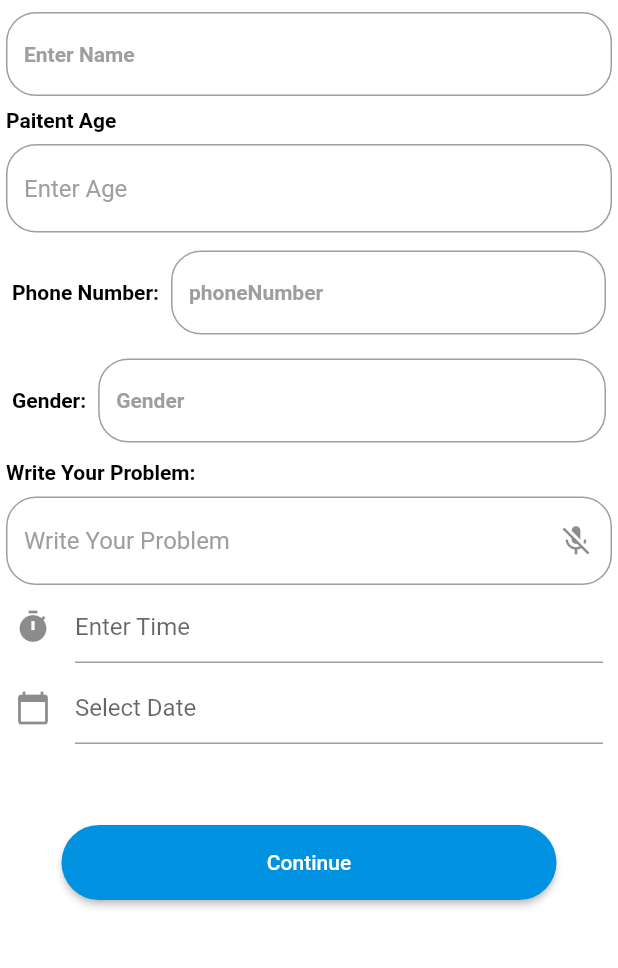
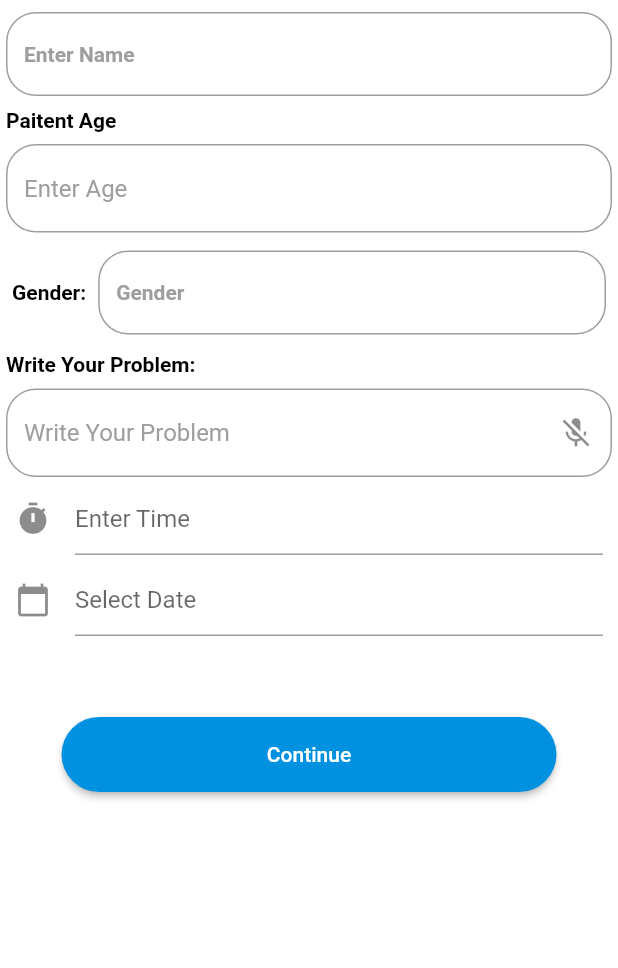
Before and after one commit to fwdAndroid/practo_paitient, a Flutter app: the PaitnetsDetails screen opened directly with empty values, on a phone screen of 412 x 824 dp, the part 114-1082 px from its top. Run offline on Flutter 3.47's test engine with Material 2 defaults, Android fonts, the phone set to English and light mode, and no system bars; our stand-ins replace bottom_navy_bar, cached_network_image, cloud_firestore, country_code_picker, file_picker, firebase_auth and 10 more; missing offline and left inert: booking_calendar, calender_picker, flutter_share, phone_form_field; accounts and stored records are empty.

Commit message:
FIle Picker and Phone Nimber Removed

```diff
--- a/lib/bottompages/setting.dart
+++ b/lib/bottompages/setting.dart
@@ -3,6 +3,7 @@ import 'package:cloud_firestore/cloud_firestore.dart';
 import 'package:firebase_auth/firebase_auth.dart';
 import 'package:flutter/material.dart';
 import 'package:practo_paitient/auth/continuephone.dart';
+import 'package:practo_paitient/auth/mainauth.dart';
 import 'package:practo_paitient/notification/notifications.dart';
 import 'package:practo_paitient/profile/edit_setting.dart';
 import 'package:flutter_share/flutter_share.dart';
@@ -210,7 +211,7 @@ class _SettingState extends State<Setting> {
                     Navigator.pushReplacement(
                         context,
                         MaterialPageRoute(
-                            builder: (builder) => ContinuePhone()))
+                            builder: (builder) => MainAuth()))
                   });
             })
           ],
--- a/lib/database/databasemethods.dart
+++ b/lib/database/databasemethods.dart
@@ -123,7 +123,6 @@ class DatabaseMethods {
       String? hospitalName,
       String? hospitalAddress,
       String? hospitalEmail,
-      String? phoneNumber,
       String? doctorId,
       String? uid,
       String? doctorName}) async {
@@ -144,7 +143,6 @@ class DatabaseMethods {
         date: date.toString(),
         time: time.toString(),
         doctorName: doctorName.toString(),
-        phoneNumber: phoneNumber.toString(),
       );
 
       var dooc = Uuid().v1();
--- a/lib/doctors/appointment/paitent_detaills.dart
+++ b/lib/doctors/appointment/paitent_detaills.dart
@@ -144,43 +144,7 @@ class _PaitnetsDetailsState extends State<PaitnetsDetails> {
                       ),
                     ),
                   ),
-                  Padding(
-                    padding: const EdgeInsets.all(4.0),
-                    child: Row(
-                      children: [
-                        Padding(
-                          padding: const EdgeInsets.all(4.0),
-                          child: Text(
-                            "Phone Number:",
-                            style: TextStyle(
-                                color: Colors.black,
-                                fontWeight: FontWeight.bold,
-                                fontSize: 14),
-                          ),
-                        ),
-                        Expanded(
-                          child: Padding(
-                            padding: const EdgeInsets.all(4.0),
-                            child: TextField(
-                              controller: phoneController,
-                              decoration: InputDecoration(
-                                hintText: 'phoneNumber',
-                                hintStyle: TextStyle(color: Colors.grey),
-                                border: OutlineInputBorder(
-                                  borderRadius:
-                                      BorderRadius.all(Radius.circular(20.0)),
-                                ),
-                              ),
-                              style: TextStyle(
-                                  color: Colors.black,
-                                  fontWeight: FontWeight.bold,
-                                  fontSize: 14),
-                            ),
-                          ),
-                        ),
-                      ],
-                    ),
-                  ),
+
                   Padding(
                     padding: const EdgeInsets.all(4.0),
                     child: Row(
@@ -371,7 +335,6 @@ class _PaitnetsDetailsState extends State<PaitnetsDetails> {
         age: age.text,
         name: nameController.text,
         gender: genderController.text,
-        phoneNumber: phoneController.text,
         uid: FirebaseAuth.instance.currentUser!.uid,
         doctorId: widget.id,
         doctorName: widget.doctorName
--- a/lib/hospitals/hospital_detail.dart
+++ b/lib/hospitals/hospital_detail.dart
@@ -327,7 +327,6 @@ class _Hospital_DetailsState extends State<Hospital_Details> {
         age: age.text,
         name: nameController.text,
         gender: genderController.text,
-        phoneNumber: phoneController.text,
         uid: FirebaseAuth.instance.currentUser!.uid,
         hospitalId: widget.id,
         hospitalName: widget.hospitalName
--- a/lib/models/appointment_model.dart
+++ b/lib/models/appointment_model.dart
@@ -14,7 +14,6 @@ class Appointmentmodel {
   final String? hospitalAddress;
   final String? hospitalName;
   final String? time;
-  final String phoneNumber;
   final String doctorName;
 
   Appointmentmodel(
@@ -30,7 +29,6 @@ class Appointmentmodel {
       required this.age,
       required this.date,
       required this.time,
-      required this.phoneNumber,
       required this.doctorName});
 
   ///Converting OBject into Json Object
@@ -47,7 +45,6 @@ class Appointmentmodel {
         'doctorid': doctorid,
         'date': date,
         'time': time,
-        'phoneNumber': phoneNumber,
         'doctorName': doctorName
       };
 
@@ -67,7 +64,6 @@ class Appointmentmodel {
         age: snapshot['age'] ?? '',
         date: snapshot['date'] ?? '',
         time: snapshot['time'] ?? '',
-        phoneNumber: snapshot['phoneNumber'] ?? '',
         doctorName: snapshot['doctorName'] ?? '');
   }
 }
--- a/pubspec.yaml
+++ b/pubspec.yaml
@@ -29,11 +29,13 @@ environment:
 dependencies:
   booking_calendar: ^1.1.6
   bottom_navy_bar: ^6.0.0
+  cached_network_image: ^3.2.3
   calender_picker: ^1.0.7
   carousel_slider: ^4.1.1
   cloud_firestore: ^3.5.0
   country_code_picker: ^2.0.2
   cupertino_icons: ^1.0.2
+  file_picker: ^5.2.3
   firebase_auth: ^3.11.0
   firebase_core: ^1.24.0
   firebase_storage: ^10.3.10
@@ -44,6 +46,7 @@ dependencies:
   flutter_share: ^2.0.0
   flutter_tabler_icons: ^1.1.2
   form_field_validator: ^1.1.0
+  get: ^4.6.5
   google_fonts: ^3.0.1
   google_nav_bar: ^5.0.6
   google_sign_in: ^5.4.2
@@ -53,6 +56,7 @@ dependencies:
   phone_form_field: ^7.0.2
   pin_code_fields: ^7.4.0
   quick_actions: ^1.0.1
+  shared_preferences: ^2.0.15
   speech_to_text: ^6.1.0
   toast: ^0.3.0
   typicons_flutter: ^0.5.0
```
Also changed, not shown: lib/doctors/appointment/medical_records.dart (+146 -245 lines), asset/file.png (added), lib/doctors/appointment/doctor_appointment.dart (line endings or trailing spaces), pubspec.lock, 1 other file.
